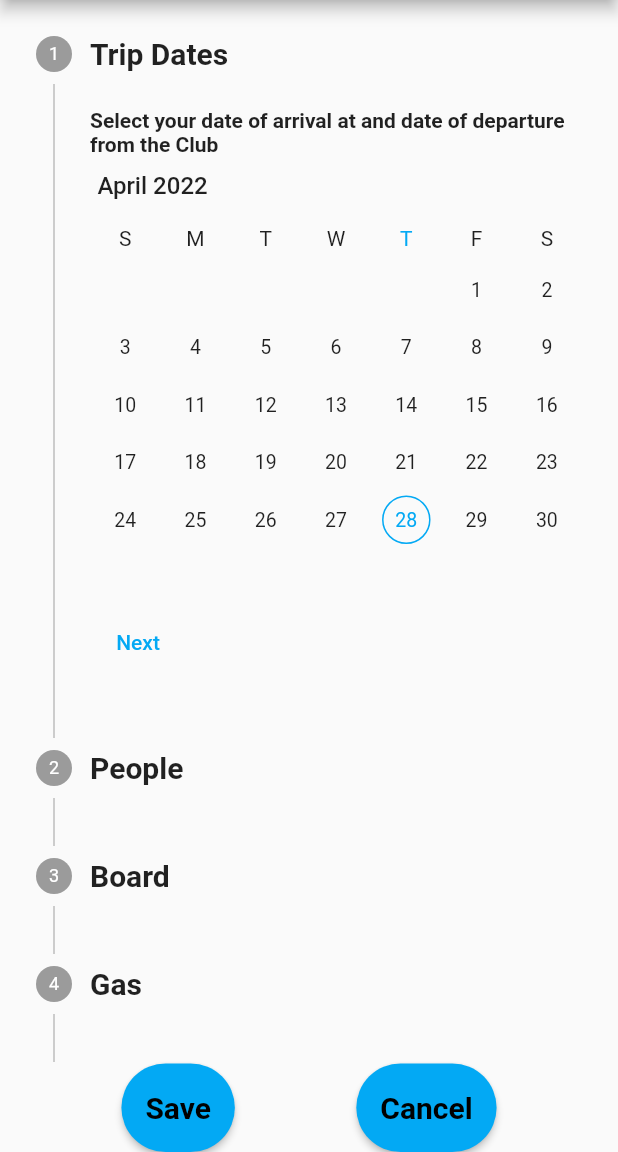
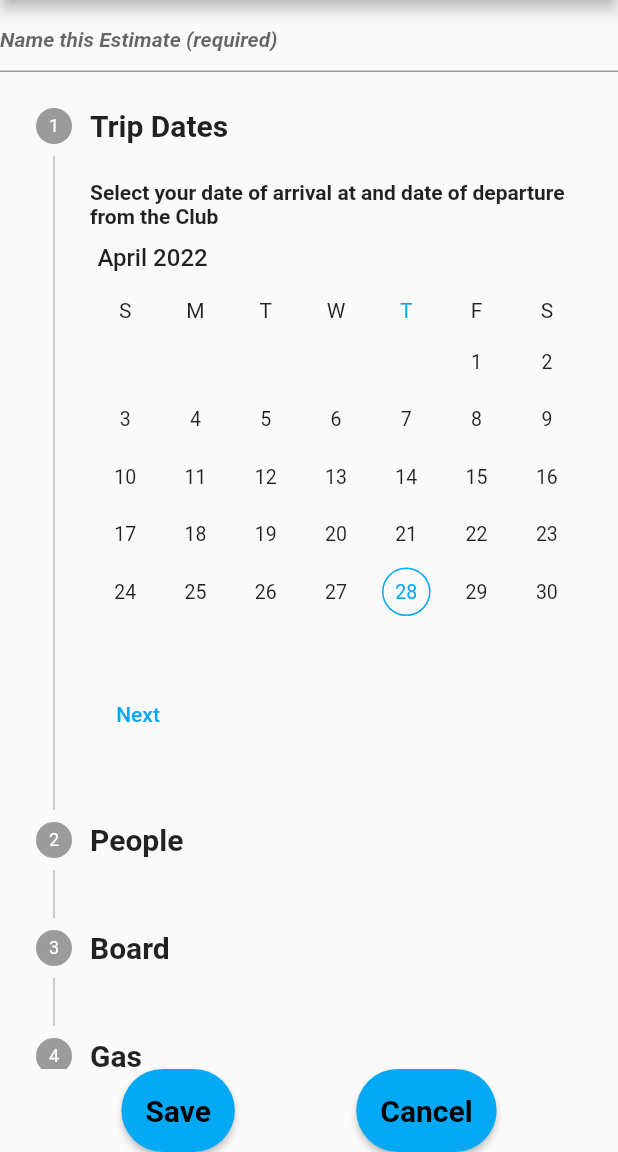
Before and after one commit to cyerkovi/pythonga_expense_estimator2, a Flutter app: the InputPage screen opened directly, on a phone screen of 412 x 824 dp, the part 84-1236 px from its top. Run offline on Flutter 3.47's test engine with Material 2 defaults, Android fonts, the phone set to English and light mode, and no system bars; drawn by our look-alikes of syncfusion_flutter_datepicker; our stand-ins replace font_awesome_flutter.

Commit message:
started to make changes to estimate name

```diff
--- a/lib/components/file_listing.dart
+++ b/lib/components/file_listing.dart
@@ -2,6 +2,7 @@ import 'package:flutter/material.dart';
 import 'package:font_awesome_flutter/font_awesome_flutter.dart';
 import 'dart:async';
 import 'dart:convert';
+// import 'dart:io';
 import 'package:intl/intl.dart';
 import 'package:path/path.dart' as pathpkg;
 import '../components/bottom_button.dart';
@@ -48,6 +49,26 @@ class _FileListingState extends State<FileListing> {
     }
   }
 
+  String filenameAlias(file) {
+    //sync read will not work
+    // try async read
+    String fileContent = file.readAsStringSync();
+    // sleep(const Duration(seconds: 5));
+    Map decodedData = {"estimate_name": "fake_trip"};
+    // var decodedData = jsonDecode(fileContent);
+    String estimateName = 'bb';
+    if (decodedData.containsKey('estimate_name')) {
+      if (decodedData['estimate_name'].isEmpty) {
+        estimateName = 'cc';
+      } else {
+        estimateName = decodedData['estimate_name'];
+      }
+    } else {
+      estimateName = 'dd';
+    }
+    return estimateName;
+  }
+
   /*
   String filenameAlias(file) {
     String fileContent = file.readAsStringSync();
@@ -72,7 +93,7 @@ class _FileListingState extends State<FileListing> {
         await getSavedEstimates(); //returns Future<Map<dynamic,dynamic>>
     List<Widget> newList = [];
     fileHits.forEach((k, v) {
-      // String fileNameUserFacing = filenameAlias(k);
+      String fileNameUserFacing = filenameAlias(k);
       newList.add(Row(
         mainAxisAlignment: MainAxisAlignment.spaceEvenly,
         children: [
--- a/lib/constants/cost_constants.dart
+++ b/lib/constants/cost_constants.dart
@@ -16,8 +16,8 @@ const Map kCostRates = {
       kChildClass4: 0.00
     },
     'guest_fees': {
-      'daily_fee_guest_of_reqular_member': 25,
-      'daily_fee_guest_of_junior_member': 10,
+      'daily_fee_guest_of_reqular_member': 0,
+      'daily_fee_guest_of_junior_member': 0,
       'minimum_number_of_days_charged_per_guest': 2,
       'maximum_daily_fee_per_guest_family': 50
     },
--- a/lib/constants/text_constants.dart
+++ b/lib/constants/text_constants.dart
@@ -1,6 +1,6 @@
 const kAppTitle1 = 'Pythonga Cost Calculator';
 const kAppTitle2 = 'Cost Calculator';
-// const kEstimateNameHint = 'Name this Estimate (optional)';
+const kEstimateNameHint = 'Name this Estimate (required)';
 const kYourTripsDescr = 'Your Trips';
 const kYourEstimatesDescr = 'Your Estimates';
 const kEstimateTripDescr = 'New Estimate';
@@ -65,6 +65,7 @@ const kInternetDescr = 'Internet Users';
 const kLaundryDescr = 'Loads of Laundry';
 const kDescriptionDescr = 'Description';
 const kAmountDescr = 'Amount';
+const kAdditionalExpensesDescr = 'Additional Expenses';
 
 const kCardConvenienceFeeDescr = 'Card Convenience Fee';
 const kCardConvenienceFeeDescrShort = 'Card Fee';
--- a/lib/pages/input_page.dart
+++ b/lib/pages/input_page.dart
@@ -36,8 +36,8 @@ class InputPage extends StatefulWidget {
       : this.title = 'Title PageX',
         this.isNewEstimate = false,
         this.fileName = json['file_name'],
-        // this.estimateName =
-        //     json.containsKey('estimate_name') ? json['estimate_name'] : ' ',
+        this.estimateName =
+            json.containsKey('estimate_name') ? json['estimate_name'] : '',
         this.arrivalDate = transformJsonDateTime(json['arrival_date']),
         this.departureDate = transformJsonDateTime(json['departure_date']),
         this.nNumAdults =
@@ -183,7 +183,7 @@ class InputPage extends StatefulWidget {
 
   Map<String, dynamic> toJson() => {
         'file_name': fileName,
-        // 'estimate_name': estimateName,
+        'estimate_name': estimateName,
         'arrival_date': arrivalDate?.toIso8601String(),
         'departure_date': departureDate?.toIso8601String(),
         'num_adults': nNumAdults,
@@ -294,6 +294,9 @@ class InputPage extends StatefulWidget {
   // String? estimateName = '';
   DateTime? arrivalDate;
   DateTime? departureDate;
+
+  String estimateName = '';
+
   int nNumAdults = 0;
   int nNumChildClass1 = 0;
   int nNumChildClass2 = 0;
@@ -380,7 +383,7 @@ class _InputPageState extends State<InputPage> {
   DateTime? arrivalDate;
   DateTime? departureDate;
 
-  // String? estimateName = '';
+  String estimateName = '';
 
   int nNumAdults = 0;
   int nNumChildClass1 = 0;
@@ -808,6 +811,14 @@ class _InputPageState extends State<InputPage> {
         ['minimum_number_of_days_charged_per_guest']);
   }
 
+  bool guestFeesWaived() {
+    if (guestFeeRegular() == 0 && guestFeeJunior() == 0) {
+      return true;
+    } else {
+      return false;
+    }
+  }
+
   /* ----------------- beginning of member cabin methods -------------------*/
 
   double totalMemberCabinCharge() {
@@ -1539,11 +1550,19 @@ class _InputPageState extends State<InputPage> {
                     ),
                   ],
                 ),
-                const Padding(
+                Visibility(
+                  visible: !guestFeesWaived(),
+                  child: const Padding(
                     padding: EdgeInsets.fromLTRB(0, 0, 4, 4),
-                  child: Text(kGuests, style: kInstructionTextStyle),
-                ),
-                Row(
+                    child: Text(
+                      kGuests,
+                      style: kInstructionTextStyle,
+                    ),
+                  ),
+                ),
+                Visibility(
+                  visible: !guestFeesWaived(),
+                  child: Row(
                     children: [
                       const Text(kGuestRegularDescr, style: kBodyTextStyle),
                       Expanded(
@@ -1557,7 +1576,8 @@ class _InputPageState extends State<InputPage> {
                                   onPressed: () {
                                     setState(() {
                                       nNumGuestRegular++;
-                                    widget.nNumGuestRegular = nNumGuestRegular;
+                                      widget.nNumGuestRegular =
+                                          nNumGuestRegular;
                                     });
                                   }),
                               Padding(
@@ -1576,16 +1596,20 @@ class _InputPageState extends State<InputPage> {
                                       } else {
                                         nNumGuestRegular = 0;
                                       }
-                                    widget.nNumGuestRegular = nNumGuestRegular;
-                                  });
-                                }),
-                          ],
-                        ),
-                      ),
-                    ),
-                  ],
-                ),
-                Row(
+                                      widget.nNumGuestRegular =
+                                          nNumGuestRegular;
+                                    });
+                                  }),
+                            ],
+                          ),
+                        ),
+                      ),
+                    ],
+                  ),
+                ),
+                Visibility(
+                  visible: !guestFeesWaived(),
+                  child: Row(
                     children: [
                       const Text(kGuestJuniorDescr, style: kBodyTextStyle),
                       Expanded(
@@ -1626,6 +1650,7 @@ class _InputPageState extends State<InputPage> {
                         ),
                       ),
                     ],
+                  ),
                 ),
               ]),
         ),
@@ -3070,7 +3095,10 @@ class _InputPageState extends State<InputPage> {
                         color: Colors.grey,
                       ),
                     ),
-                    Text('Additional Expenses', style: kSubHeaderTextStyle),
+                    Text(
+                      kAdditionalExpensesDescr,
+                      style: kSubHeaderTextStyle,
+                    ),
                     Expanded(
                       child: Divider(
                         height: 20,
@@ -3541,9 +3569,9 @@ class _InputPageState extends State<InputPage> {
 
   @override
   void initState() {
-    // estimateName = widget.estimateName;
     arrivalDate = widget.arrivalDate;
     departureDate = widget.departureDate;
+    estimateName = widget.estimateName;
     nNumAdults = widget.nNumAdults;
     nNumChildClass1 = widget.nNumChildClass1;
     nNumChildClass2 = widget.nNumChildClass2;
@@ -3593,6 +3621,8 @@ class _InputPageState extends State<InputPage> {
     miscChargesList = widget.miscChargesList;
   }
 
+  /* -------------beginning of widget build------------------------ */
+
   Widget build(BuildContext context) {
     return Scaffold(
       appBar: AppBar(
@@ -3607,7 +3637,6 @@ class _InputPageState extends State<InputPage> {
             Row(
               mainAxisAlignment: MainAxisAlignment.center,
               children: [
-                /*
                 Expanded(
                   child: TextFormField(
                     initialValue: estimateName,
@@ -3618,13 +3647,18 @@ class _InputPageState extends State<InputPage> {
                     ),
                     onChanged: (String? newValue) {
                       setState(() {
-                        estimateName = newValue!;
+                        if (newValue!.isNotEmpty) {
+                          estimateName = newValue;
+                        } else {
+                          estimateName = '';
+                        }
                         widget.estimateName = estimateName;
+                        // estimateName = newValue!;
+                        // widget.estimateName = estimateName;
                       });
                     },
                   ),
                 ),
-                */
               ],
             ),
             Flexible(
--- a/pubspec.yaml
+++ b/pubspec.yaml
@@ -15,7 +15,7 @@ publish_to: 'none' # Remove this line if you wish to publish to pub.dev
 # In iOS, build-name is used as CFBundleShortVersionString while build-number used as CFBundleVersion.
 # Read more about iOS versioning at
 # https://developer.apple.com/library/archive/documentation/General/Reference/InfoPlistKeyReference/Articles/CoreFoundationKeys.html
-version: 1.0.0+2
+version: 1.0.0+3
 
 environment:
   sdk: ">=2.12.0 <3.0.0"
```
Lines whose indentation alone changed are shown as unchanged.
